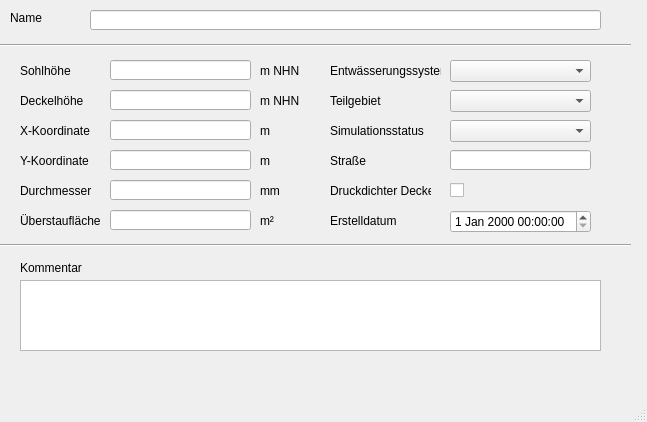
hoettges/QKan, file qkan/importhe/templates/schaechte.ui: the form before one commit.
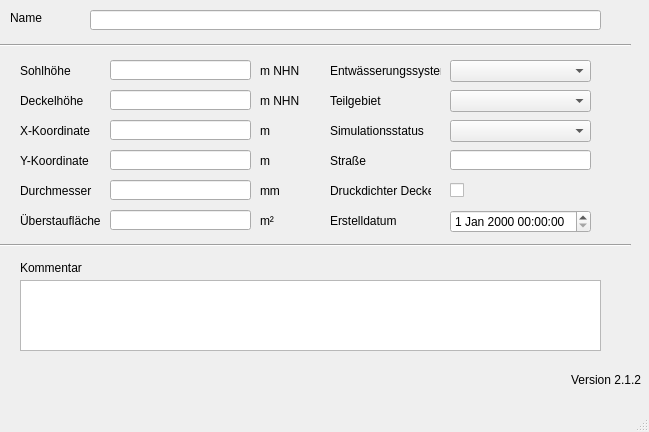
The form after the commit. Custom widgets are drawn as their Qt base class.

What changed in the file:
```diff
--- a/qkan/importhe/templates/schaechte.ui
+++ b/qkan/importhe/templates/schaechte.ui
@@ -9,8 +9,8 @@
    <rect>
     <x>0</x>
     <y>0</y>
-    <width>647</width>
-    <height>422</height>
+    <width>649</width>
+    <height>432</height>
    </rect>
   </property>
   <property name="windowTitle">
@@ -449,6 +449,25 @@
      </rect>
     </property>
    </widget>
+   <widget class="QLabel" name="lb_version">
+    <property name="geometry">
+     <rect>
+      <x>570</x>
+      <y>370</y>
+      <width>71</width>
+      <height>20</height>
+     </rect>
+    </property>
+    <property name="toolTip">
+     <string>Version QKan Import</string>
+    </property>
+    <property name="text">
+     <string>Version 2.1.2</string>
+    </property>
+    <property name="alignment">
+     <set>Qt::AlignRight|Qt::AlignTrailing|Qt::AlignVCenter</set>
+    </property>
+   </widget>
   </widget>
   <widget class="QMenuBar" name="menubar">
    <property name="geometry">
```
Left out of the diff: 2 changed lines with no effect on the pictures.
